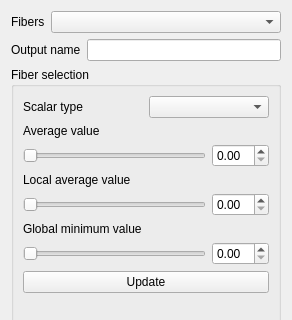
Qt form branches/smeesters/plugins/testing/smeesters/ScoringTools/ScoringTools.ui (BackupTheBerlios/viste-tool-svn) before a commit; both pictures show x 0 to 292 and y 0 to 320 of the 292 by 815 pixel window.
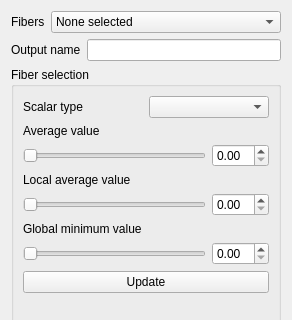
The same form after that commit.

The edit to the form file:
```diff
--- a/branches/smeesters/plugins/testing/smeesters/ScoringTools/ScoringTools.ui
+++ b/branches/smeesters/plugins/testing/smeesters/ScoringTools/ScoringTools.ui
@@ -27,7 +27,13 @@
       </widget>
      </item>
      <item row="0" column="1" colspan="2">
-      <widget class="QComboBox" name="fibersCombo"/>
+      <widget class="QComboBox" name="fibersCombo">
+       <item>
+        <property name="text">
+         <string>None selected</string>
+        </property>
+       </item>
+      </widget>
      </item>
      <item row="1" column="0" colspan="2">
       <widget class="QLabel" name="label_2">
```
